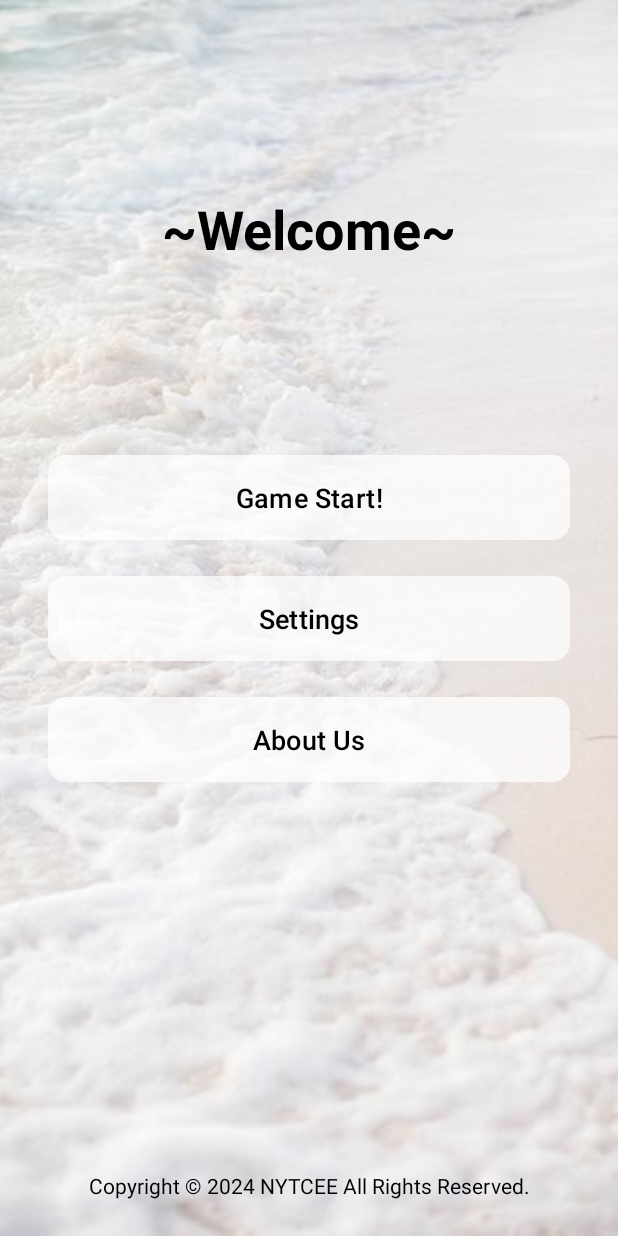
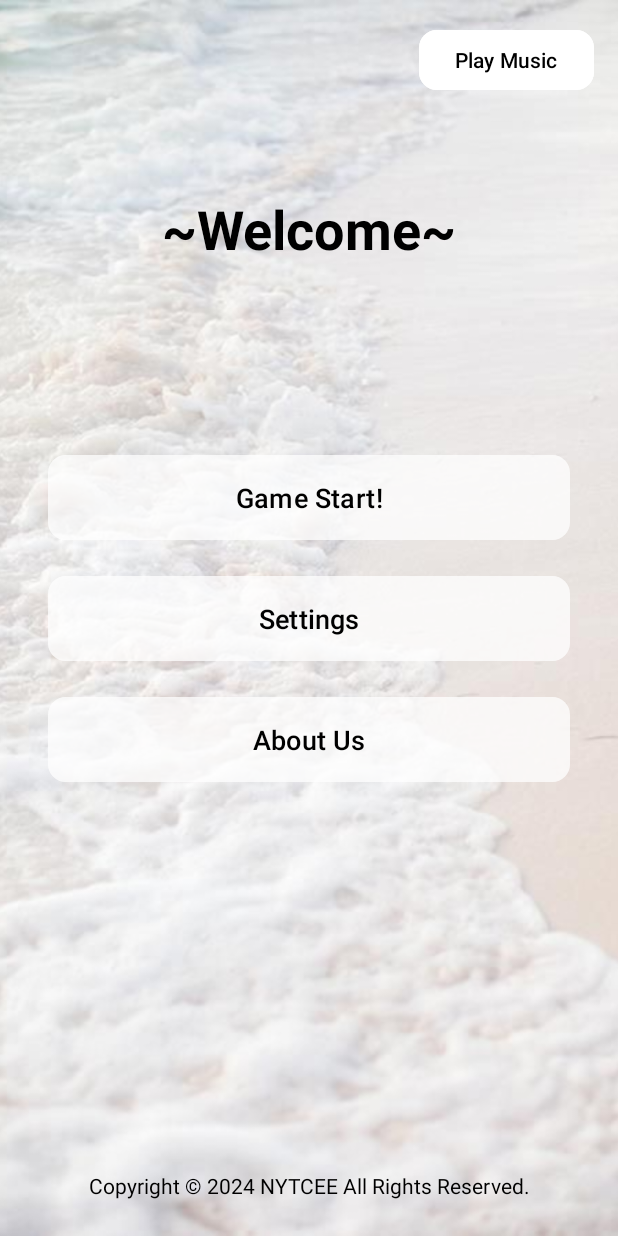
Before and after one commit to NYTCEE/Application-Software-Design-Lab-Project, an Android app: the screen it shows after launch (MainActivity), on a phone screen of 412 x 824 dp. Run offline under Robolectric (Android 15) with nearby library versions, the phone set to English and light mode, and no system bars.

Commit message:
Merge Music Branch in

```diff
--- a/app/src/main/java/com/example/applicationsoftwaredesignlabproject/MainActivity.java
+++ b/app/src/main/java/com/example/applicationsoftwaredesignlabproject/MainActivity.java
@@ -1,6 +1,7 @@
 package com.example.applicationsoftwaredesignlabproject;
 
 import android.content.Intent;
+import android.media.MediaPlayer;
 import android.os.Bundle;
 import android.view.View;
 import android.widget.Button;
@@ -10,16 +11,33 @@ public class MainActivity extends AppCompatActivity {
 
     private Button buttonSettings;
     private Button buttonAboutUs;
+    private MediaPlayer mediaPlayer;
+    private Button backgroundMusicButton; // 音樂控制按鈕
+    private boolean isMusicPlaying = false; // 音樂播放狀態標誌
 
     @Override
     protected void onCreate(Bundle savedInstanceState) {
         super.onCreate(savedInstanceState);
         setContentView(R.layout.activity_main);
 
+        // 初始化 MediaPlayer 來播放背景音樂
+        mediaPlayer = MediaPlayer.create(this, R.raw.background_music); // background_music 是音樂檔案的名稱
+        mediaPlayer.setLooping(true); // 設置音樂循環播放
+
+        // 初始化按鈕
         buttonSettings = findViewById(R.id.button2);
         buttonAboutUs = findViewById(R.id.button3);
+        backgroundMusicButton = findViewById(R.id.backgroundMusicButton);
 
-        // 設置按鈕的點擊事件
+        // 設定音樂控制按鈕的點擊事件
+        backgroundMusicButton.setOnClickListener(new View.OnClickListener() {
+            @Override
+            public void onClick(View v) {
+                toggleMusic();
+            }
+        });
+
+        // 設置其他按鈕的點擊事件
         setupButtonListeners();
     }
 
@@ -38,4 +56,47 @@ public class MainActivity extends AppCompatActivity {
             startActivity(intent);
         });
     }
+
+    // 切換音樂播放/停止
+    private void toggleMusic() {
+        if (isMusicPlaying) {
+            // 停止音樂
+            mediaPlayer.pause();
+            backgroundMusicButton.setText("Play Music");
+            isMusicPlaying = false;
+        } else {
+            // 播放音樂
+            mediaPlayer.start();
+            backgroundMusicButton.setText("Stop Music");
+            isMusicPlaying = true;
+        }
+    }
+
+    @Override
+    protected void onPause() {
+        super.onPause();
+        // 當活動不可見時暫停音樂
+        if (mediaPlayer.isPlaying()) {
+            mediaPlayer.pause();
+            isMusicPlaying = false;
+        }
+    }
+
+    @Override
+    protected void onResume() {
+        super.onResume();
+        // 恢復音樂播放
+        if (!mediaPlayer.isPlaying() && isMusicPlaying) {
+            mediaPlayer.start();
+        }
+    }
+
+    @Override
+    protected void onDestroy() {
+        super.onDestroy();
+        // 釋放 MediaPlayer 資源
+        if (mediaPlayer != null) {
+            mediaPlayer.release();
+        }
+    }
 }
--- a/app/src/main/res/layout/activity_main.xml
+++ b/app/src/main/res/layout/activity_main.xml
@@ -80,9 +80,24 @@
             android:textSize="18sp"
             app:cornerRadius="12dp"
             android:elevation="4dp" />
-
     </LinearLayout>
 
+    <!-- 音樂控制按鈕 (放在右上角) -->
+    <com.google.android.material.button.MaterialButton
+        android:id="@+id/backgroundMusicButton"
+        android:layout_width="wrap_content"
+        android:layout_height="wrap_content"
+        android:text="Play Music"
+        android:textSize="14sp"
+        android:textColor="#000000"
+        android:backgroundTint="#FFFFFF"
+        android:layout_marginEnd="16dp"
+        android:layout_marginTop="16dp"
+        app:layout_constraintEnd_toEndOf="parent"
+        app:layout_constraintTop_toTopOf="parent"
+        app:cornerRadius="12dp" />
+
+    <!-- 版權文字 -->
     <TextView
         android:id="@+id/copyrightText"
         android:layout_width="wrap_content"
```
Also changed, not shown: 1 other file. Lines whose indentation alone changed are shown as unchanged.
